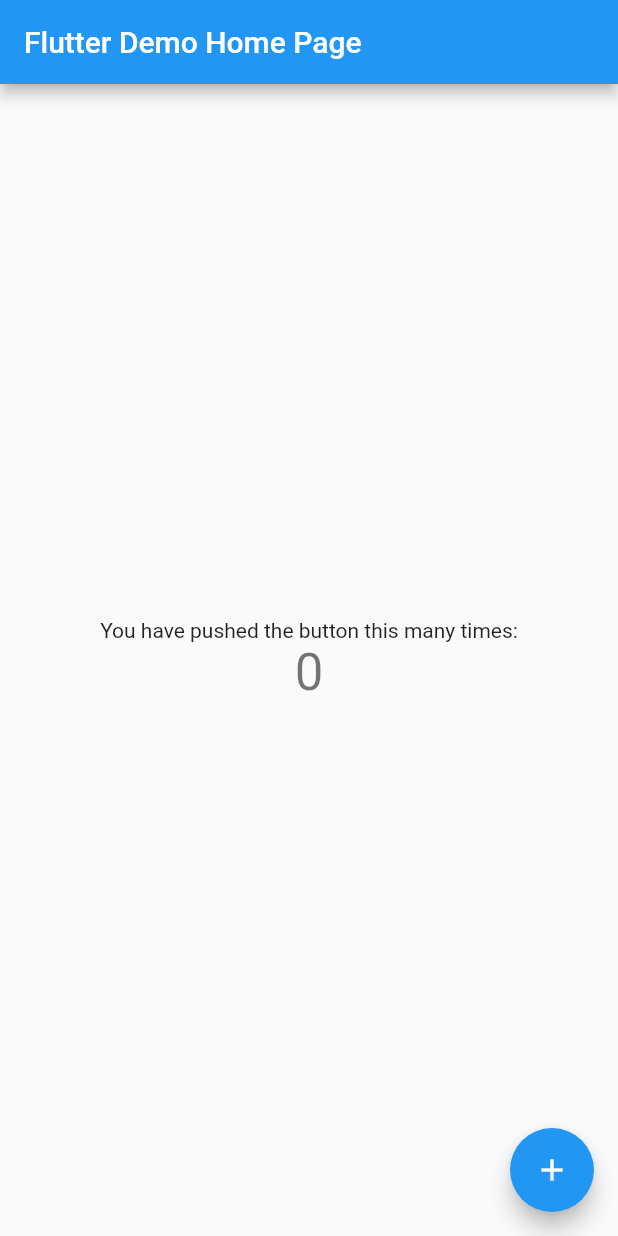
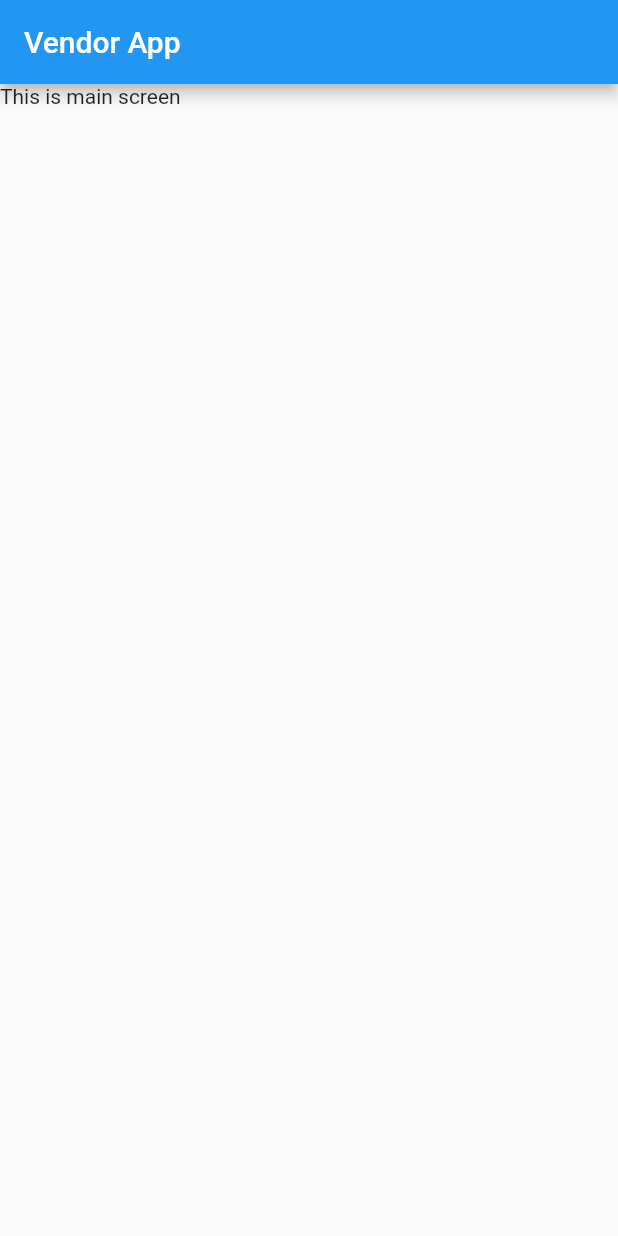
Before and after one commit to usef/cinema-booking-app, a Flutter app: the screen it shows after launch, on a phone screen of 412 x 824 dp. Run offline on Flutter 3.47's test engine with Material 2 defaults, Android fonts, the phone set to English and light mode, and no system bars.

Commit message:
Restructuring the app

```diff
--- a/vendor_app/lib/main.dart
+++ b/vendor_app/lib/main.dart
@@ -1,117 +1,20 @@
 import 'package:flutter/material.dart';
+import 'package:vendor_app/screens/AllMoviesScreen.dart';
 
 void main() {
   runApp(MyApp());
 }
 
 class MyApp extends StatelessWidget {
-  // This widget is the root of your application.
   @override
   Widget build(BuildContext context) {
     return MaterialApp(
-      title: 'Flutter Demo',
+      title: 'Vendor App',
       theme: ThemeData(
-        // This is the theme of your application.
-        //
-        // Try running your application with "flutter run". You'll see the
-        // application has a blue toolbar. Then, without quitting the app, try
-        // changing the primarySwatch below to Colors.green and then invoke
-        // "hot reload" (press "r" in the console where you ran "flutter run",
-        // or simply save your changes to "hot reload" in a Flutter IDE).
-        // Notice that the counter didn't reset back to zero; the application
-        // is not restarted.
         primarySwatch: Colors.blue,
-        // This makes the visual density adapt to the platform that you run
-        // the app on. For desktop platforms, the controls will be smaller and
-        // closer together (more dense) than on mobile platforms.
         visualDensity: VisualDensity.adaptivePlatformDensity,
       ),
-      home: MyHomePage(title: 'Flutter Demo Home Page'),
+      home: AllMoviesScreen(title: 'Vendor App'),
     );
   }
 }
-
-class MyHomePage extends StatefulWidget {
-  MyHomePage({Key key, this.title}) : super(key: key);
-
-  // This widget is the home page of your application. It is stateful, meaning
-  // that it has a State object (defined below) that contains fields that affect
-  // how it looks.
-
-  // This class is the configuration for the state. It holds the values (in this
-  // case the title) provided by the parent (in this case the App widget) and
-  // used by the build method of the State. Fields in a Widget subclass are
-  // always marked "final".
-
-  final String title;
-
-  @override
-  _MyHomePageState createState() => _MyHomePageState();
-}
-
-class _MyHomePageState extends State<MyHomePage> {
-  int _counter = 0;
-
-  void _incrementCounter() {
-    setState(() {
-      // This call to setState tells the Flutter framework that something has
-      // changed in this State, which causes it to rerun the build method below
-      // so that the display can reflect the updated values. If we changed
-      // _counter without calling setState(), then the build method would not be
-      // called again, and so nothing would appear to happen.
-      _counter++;
-    });
-  }
-
-  @override
-  Widget build(BuildContext context) {
-    // This method is rerun every time setState is called, for instance as done
-    // by the _incrementCounter method above.
-    //
-    // The Flutter framework has been optimized to make rerunning build methods
-    // fast, so that you can just rebuild anything that needs updating rather
-    // than having to individually change instances of widgets.
-    return Scaffold(
-      appBar: AppBar(
-        // Here we take the value from the MyHomePage object that was created by
-        // the App.build method, and use it to set our appbar title.
-        title: Text(widget.title),
-      ),
-      body: Center(
-        // Center is a layout widget. It takes a single child and positions it
-        // in the middle of the parent.
-        child: Column(
-          // Column is also a layout widget. It takes a list of children and
-          // arranges them vertically. By default, it sizes itself to fit its
-          // children horizontally, and tries to be as tall as its parent.
-          //
-          // Invoke "debug painting" (press "p" in the console, choose the
-          // "Toggle Debug Paint" action from the Flutter Inspector in Android
-          // Studio, or the "Toggle Debug Paint" command in Visual Studio Code)
-          // to see the wireframe for each widget.
-          //
-          // Column has various properties to control how it sizes itself and
-          // how it positions its children. Here we use mainAxisAlignment to
-          // center the children vertically; the main axis here is the vertical
-          // axis because Columns are vertical (the cross axis would be
-          // horizontal).
-          mainAxisAlignment: MainAxisAlignment.center,
-          children: <Widget>[
-            Text(
-              'You have pushed the button this many times:',
-            ),
-            Text(
-              '$_counter',
-              style: Theme.of(context).textTheme.headline4,
-            ),
-          ],
-        ),
-      ),
-      floatingActionButton: FloatingActionButton(
-        onPressed: _incrementCounter,
-        tooltip: 'Increment',
-        child: Icon(Icons.add),
-      ), // This trailing comma makes auto-formatting nicer for build methods.
-    );
-  }
-}
--- /dev/null
+++ b/vendor_app/lib/screens/AllMoviesScreen.dart
@@ -0,0 +1,23 @@
+import 'package:flutter/material.dart';
+
+class AllMoviesScreen extends StatefulWidget {
+  AllMoviesScreen({Key key, this.title}) : super(key: key);
+
+  final String title;
+  @override
+  _AllMoviesScreenState createState() => _AllMoviesScreenState();
+}
+
+class _AllMoviesScreenState extends State<AllMoviesScreen> {
+  @override
+  Widget build(BuildContext context) {
+    return Scaffold(
+      appBar: AppBar(
+        title: Text(widget.title),
+      ),
+      body: Container(
+        child: Text("This is main screen"),
+      ),
+    );
+  }
+}
```
Also changed, not shown: vendor_app/lib/screens/AddMovieScreen.dart (added), vendor_app/lib/screens/MovieDetailsScreen.dart (added), 1 other file.
